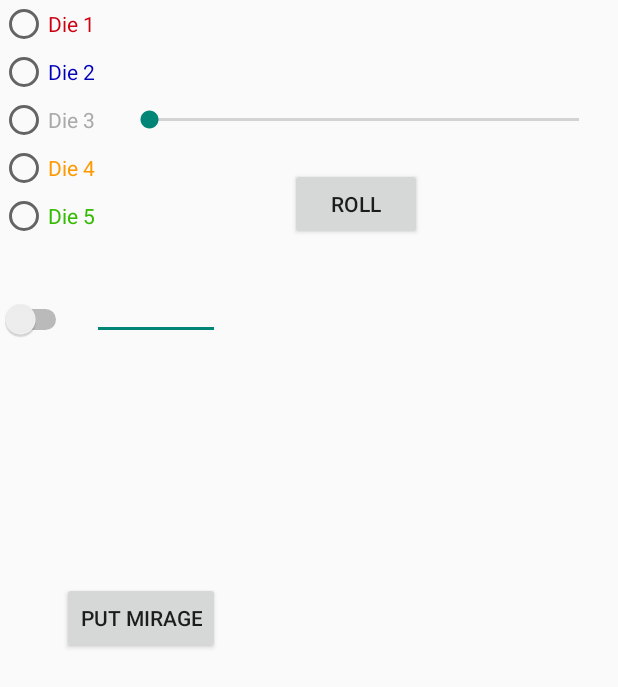
After one commit to imihajlow/camels, an Android app: the layout fragment_action.xml on its own in the app's theme, with its tools: preview values and no code run, on a phone screen of 412 x 824 dp. The commit adds this screen. Shown: the top 687 px of the screen. Run offline under Robolectric (Android 15) with nearby library versions, the phone set to English and light mode, and no system bars.

Commit message:
Added ActionFragment

```diff
--- a/CamelUp/CamelUpCheater/build.gradle
+++ b/CamelUp/CamelUpCheater/build.gradle
@@ -29,6 +29,7 @@ dependencies {
 }
 
 
+
 repositories {
     maven { url "https://jitpack.io" }
 }
--- a/CamelUp/CamelUpCheater/src/main/java/tk/imihajlov/camelup/InteractionListener.java
+++ b/CamelUp/CamelUpCheater/src/main/java/tk/imihajlov/camelup/InteractionListener.java
@@ -5,7 +5,7 @@ import tk.imihajlov.camelup.engine.Settings;
 import tk.imihajlov.camelup.engine.State;
 
 public interface InteractionListener {
-    void onGameStateUpdated(State state);
+    void onGameStateUpdated(Object source, State state);
 
     void onCalculatePressed();
 
--- a/CamelUp/CamelUpCheater/src/main/java/tk/imihajlov/camelup/ResultsFragment.java
+++ b/CamelUp/CamelUpCheater/src/main/java/tk/imihajlov/camelup/ResultsFragment.java
@@ -78,7 +78,7 @@ public class ResultsFragment extends Fragment implements Updatable {
     }
 
     @Override
-    public void onDataUpdated() {
+    public void onDataUpdated(Object source) {
         updateViewWithCurrentResult(getView());
     }
 
--- a/CamelUp/CamelUpCheater/src/main/java/tk/imihajlov/camelup/TipsFragment.java
+++ b/CamelUp/CamelUpCheater/src/main/java/tk/imihajlov/camelup/TipsFragment.java
@@ -72,7 +72,7 @@ public class TipsFragment extends Fragment implements Updatable {
     }
 
     @Override
-    public void onDataUpdated() {
+    public void onDataUpdated(Object source) {
         updateViewWithCurrentResult(getView());
     }
 
--- a/CamelUp/CamelUpCheater/src/main/java/tk/imihajlov/camelup/Updatable.java
+++ b/CamelUp/CamelUpCheater/src/main/java/tk/imihajlov/camelup/Updatable.java
@@ -1,5 +1,5 @@
 package tk.imihajlov.camelup;
 
 public interface Updatable {
-    void onDataUpdated();
+    void onDataUpdated(Object source);
 }
--- /dev/null
+++ b/CamelUp/CamelUpCheater/src/main/res/layout/fragment_action.xml
@@ -0,0 +1,120 @@
+<FrameLayout xmlns:android="http://schemas.android.com/apk/res/android"
+    xmlns:tools="http://schemas.android.com/tools"
+    android:layout_width="match_parent"
+    android:layout_height="match_parent"
+    tools:context="tk.imihajlov.camelup.engine.ActionFragment">
+
+    <!-- TODO: Update blank fragment layout -->
+
+    <RelativeLayout
+        android:layout_width="match_parent"
+        android:layout_height="match_parent">
+
+        <RadioGroup
+            android:layout_width="wrap_content"
+            android:layout_height="wrap_content"
+            android:layout_alignParentStart="true"
+            android:id="@+id/radioGroup">
+
+            <RadioButton
+                android:layout_width="wrap_content"
+                android:layout_height="wrap_content"
+                android:text="Die 1"
+                android:id="@+id/radioButtonDie1"
+                android:textColor="@color/colorCamel0" />
+
+            <RadioButton
+                android:layout_width="wrap_content"
+                android:layout_height="wrap_content"
+                android:text="Die 2"
+                android:textColor="@color/colorCamel1"
+                android:id="@+id/radioButtonDie2" />
+
+            <RadioButton
+                android:layout_width="wrap_content"
+                android:layout_height="wrap_content"
+                android:text="Die 3"
+                android:textColor="@color/colorCamel2"
+                android:id="@+id/radioButtonDie3" />
+
+            <RadioButton
+                android:layout_width="wrap_content"
+                android:layout_height="wrap_content"
+                android:text="Die 4"
+                android:textColor="@color/colorCamel3"
+                android:id="@+id/radioButtonDie4" />
+
+            <RadioButton
+                android:layout_width="wrap_content"
+                android:layout_height="wrap_content"
+                android:text="Die 5"
+                android:textColor="@color/colorCamel4"
+                android:id="@+id/radioButtonDie5" />
+        </RadioGroup>
+
+        <RelativeLayout
+            android:layout_width="match_parent"
+            android:layout_height="match_parent"
+            android:layout_alignParentTop="true"
+            android:layout_toEndOf="@+id/radioGroup"
+            android:layout_alignBottom="@+id/radioGroup">
+
+            <SeekBar
+                android:layout_width="fill_parent"
+                android:layout_height="wrap_content"
+                android:id="@+id/seekBarDieValue"
+                android:max="2"
+                android:layout_marginLeft="20dp"
+                android:layout_marginRight="10dp"
+                android:layout_gravity="right|top"
+                android:layout_centerVertical="true"
+                android:layout_alignParentStart="true" />
+
+            <TextView
+                android:layout_width="wrap_content"
+                android:layout_height="wrap_content"
+                android:text=""
+                android:id="@+id/textViewDieValue"
+                android:layout_above="@+id/seekBarDieValue"
+                android:layout_centerHorizontal="true" />
+
+            <Button
+                android:layout_width="wrap_content"
+                android:layout_height="wrap_content"
+                android:text="@string/roll_dice"
+                android:id="@+id/buttonDice"
+                android:layout_alignParentBottom="true"
+                android:layout_centerHorizontal="true" />
+        </RelativeLayout>
+
+        <Switch
+            android:layout_width="wrap_content"
+            android:layout_height="wrap_content"
+            android:id="@+id/switchPlusOrMinus"
+            android:layout_below="@+id/radioGroup"
+            android:layout_alignParentStart="true"
+            android:layout_marginTop="39dp"
+            android:textOn="+1"
+            android:textOff="-1" />
+
+        <EditText
+            android:layout_width="wrap_content"
+            android:layout_height="wrap_content"
+            android:inputType="number"
+            android:ems="4"
+            android:id="@+id/editPlusMinusPosition"
+            android:layout_alignBottom="@+id/switchPlusOrMinus"
+            android:layout_toEndOf="@+id/switchPlusOrMinus"
+            android:layout_marginLeft="20px" />
+
+        <Button
+            android:layout_width="wrap_content"
+            android:layout_height="wrap_content"
+            android:text="@string/put_mirage"
+            android:id="@+id/buttonPutPlusMinus"
+            android:layout_centerVertical="true"
+            android:layout_alignEnd="@+id/editPlusMinusPosition" />
+
+    </RelativeLayout>
+
+</FrameLayout>
--- a/CamelUp/CamelUpCheater/src/main/res/values/strings.xml
+++ b/CamelUp/CamelUpCheater/src/main/res/values/strings.xml
@@ -13,4 +13,7 @@
     <string name="action">Action</string>
     <string name="gain">Gain</string>
     <string name="no_results">No results yet</string>
+    <string name="roll_dice">Roll</string>
+    <string name="put_oasis">Put oasis</string>
+    <string name="put_mirage">Put mirage</string>
 </resources>
```
Also changed, not shown: CamelUp/CamelUpCheater/src/main/java/tk/imihajlov/camelup/GameFragment.java (+8 -3 lines), CamelUp/CamelUpCheater/src/main/java/tk/imihajlov/camelup/MainActivity.java (+15 -8 lines), CamelUp/CamelUpCheater/src/main/java/tk/imihajlov/camelup/engine/ActionFragment.java (added, +204 -0 lines), CamelUp/CamelUpCheater/src/main/java/tk/imihajlov/camelup/engine/State.java (+24 -5 lines), 1 other file.
